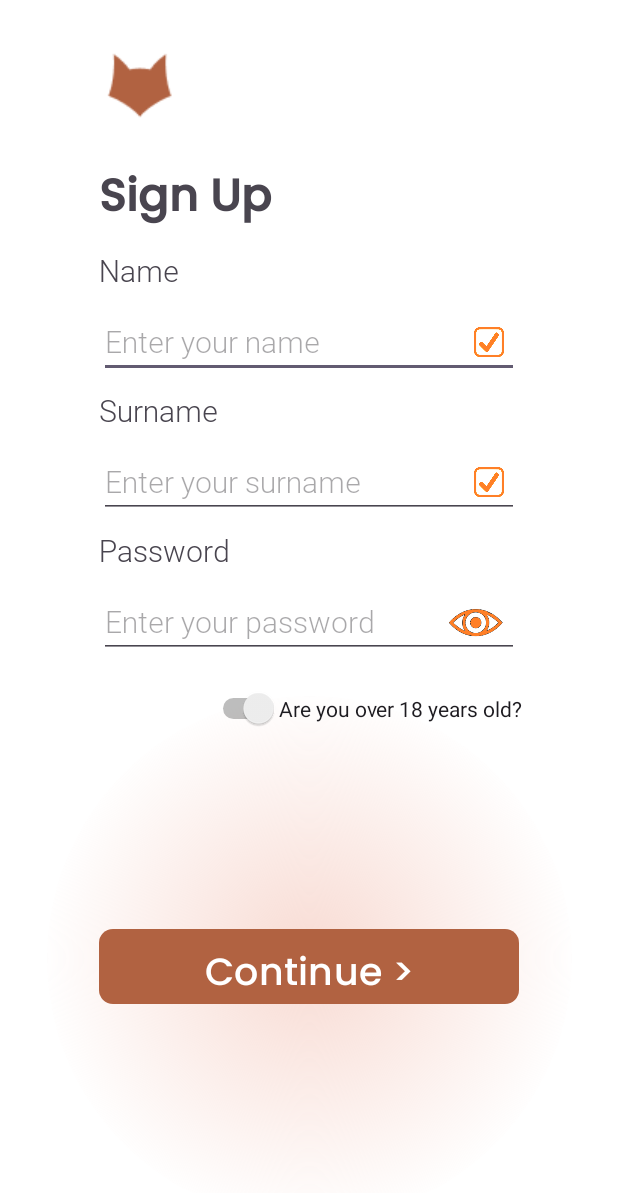
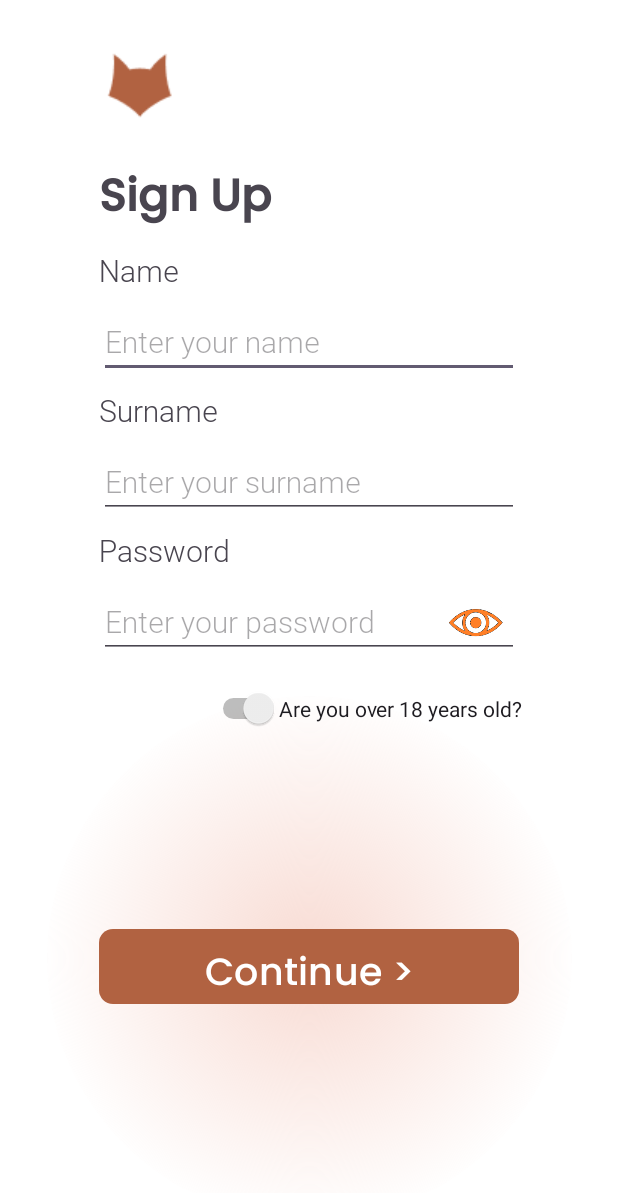
Before and after one commit to VadimKravchenkoDev/Registration-page, an Android app: the screen it shows after launch (MainActivity), on a phone screen of 412 x 824 dp. Shown: the top 1193 px of the screen. Run offline under Robolectric (Android 15) with nearby library versions, the phone set to English and light mode, and no system bars.

Commit message:
add image and checking while input text

```diff
--- a/app/src/main/java/com/example/registrationpage/MainActivity.java
+++ b/app/src/main/java/com/example/registrationpage/MainActivity.java
@@ -7,6 +7,7 @@ import android.text.InputType;
 import android.text.TextWatcher;
 import android.util.Log;
 import android.view.View;
+import android.widget.EditText;
 import android.widget.TextView;
 import android.widget.Toast;
 
@@ -39,6 +40,25 @@ public class MainActivity extends AppCompatActivity {
             v.setPadding(systemBars.left, systemBars.top, systemBars.right, systemBars.bottom);
             return insets;
         });
+        TextWatcher textWatcher = new TextWatcher() {
+            @Override
+            public void beforeTextChanged(CharSequence s, int start, int count, int after) {}
+
+            @Override
+            public void onTextChanged(CharSequence s, int start, int before, int count) {
+                checkFieldsAndToggleCheckmark();
+            }
+
+            @Override
+            public void afterTextChanged(Editable s) {}
+        };
+
+        // Назначаем TextWatcher всем трём полям
+        binding.editTextName.addTextChangedListener(textWatcher);
+        binding.editTextSername.addTextChangedListener(textWatcher);
+        binding.editTextPassword.addTextChangedListener(textWatcher);
+
+
         RegistrationViewModelFactory factory = new RegistrationViewModelFactory(getApplicationContext());
         registrationViewModel = new ViewModelProvider(this, factory).get(RegistrationViewModel.class);
         RegistrationData registrationData = new RegistrationData(registrationViewModel);
@@ -54,32 +74,12 @@ public class MainActivity extends AppCompatActivity {
         binding.imageCloseEye.setOnClickListener(v -> registrationData.onImageClick());
         binding.imageOpenEye.setOnClickListener(v -> registrationData.onImageClick());
 
-        /*binding.editTextName.setOnFocusChangeListener((v, hasFocus) -> {
+        binding.editTextName.setOnFocusChangeListener((v, hasFocus) -> {
             if (hasFocus) {
                 binding.editTextName.setTextColor(ContextCompat.getColor(this, R.color.black));
                 if(binding.editTextName.getText().toString().equals("name")){binding.editTextName.setText("");}
             }
-        });*/
-
-        binding.editTextName.addTextChangedListener(new TextWatcher() {
-            @Override
-            public void beforeTextChanged(CharSequence s, int start, int count, int after) {
-
-            }
-
-            @Override
-            public void onTextChanged(CharSequence s, int start, int before, int count) {
-
-                binding.editTextName.setTextColor(ContextCompat.getColor(MainActivity.this, R.color.black));
-                if(binding.editTextName.getText().toString().equals("name")){binding.editTextName.setText("");}
-            }
-
-            @Override
-            public void afterTextChanged(Editable s) {
-
-            }
         });
-
 
         binding.editTextSername.setOnFocusChangeListener((v, hasFocus) -> {
             if (hasFocus) {
@@ -133,7 +133,23 @@ public class MainActivity extends AppCompatActivity {
             }
         });
     }
+    private void checkFieldsAndToggleCheckmark() {
+        String name = binding.editTextName.getText().toString().trim();
+        String surname = binding.editTextSername.getText().toString().trim();
+        String password = binding.editTextPassword.getText().toString().trim();
 
+        if (!name.isEmpty()) {
+            binding.imNameChecked.setVisibility(View.VISIBLE);
+        } else {
+            binding.imNameChecked.setVisibility(View.GONE);
+        }
+
+        if (!surname.isEmpty()) {
+            binding.imSernameChecked.setVisibility(View.VISIBLE);
+        } else {
+            binding.imSernameChecked.setVisibility(View.GONE);
+        }
+    }
     @Override
     protected void onDestroy() {
         super.onDestroy();
--- a/app/src/main/res/layout/activity_main.xml
+++ b/app/src/main/res/layout/activity_main.xml
@@ -63,13 +63,12 @@
         android:id="@+id/im_name_checked"
         android:layout_width="20dp"
         android:layout_height="20dp"
+        android:layout_marginRight="10dp"
+        android:visibility="gone"
         app:layout_constraintBottom_toBottomOf="@+id/editText_name"
         app:layout_constraintEnd_toEndOf="@+id/editText_name"
         app:layout_constraintTop_toTopOf="@+id/editText_name"
-        android:layout_marginRight="10dp"
-        app:srcCompat="@drawable/checked"
-        android:visibility="visible"
-        />
+        app:srcCompat="@drawable/checked" />
 
     <!--Surname block -->
     <TextView
@@ -91,13 +90,12 @@
         android:id="@+id/im_sername_checked"
         android:layout_width="20dp"
         android:layout_height="20dp"
+        android:layout_marginRight="10dp"
+        android:visibility="gone"
         app:layout_constraintBottom_toBottomOf="@+id/editText_sername"
         app:layout_constraintEnd_toEndOf="@+id/editText_sername"
         app:layout_constraintTop_toTopOf="@+id/editText_sername"
-        android:layout_marginRight="10dp"
-        app:srcCompat="@drawable/checked"
-        android:visibility="visible"
-        />
+        app:srcCompat="@drawable/checked" />
 
     <!--Password block -->
     <TextView
```
